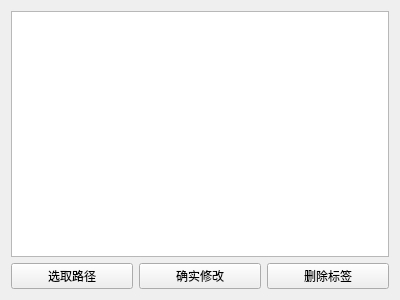
Old version of the form TagSchedule/ui/TagDetail.ui in the repository 3548848289/SmartDesk.
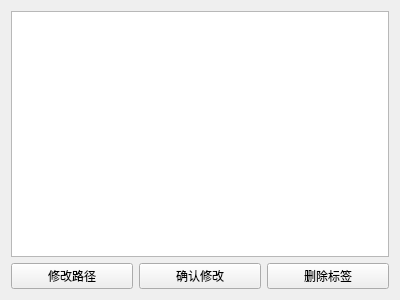
New version of the form. Icons and pictures are not drawn.

```diff
--- a/TagSchedule/ui/TagDetail.ui
+++ b/TagSchedule/ui/TagDetail.ui
@@ -20,14 +20,14 @@
    <item row="1" column="0">
     <widget class="QPushButton" name="choosePathBtn">
      <property name="text">
-      <string>选取路径</string>
+      <string>修改路径</string>
      </property>
     </widget>
    </item>
    <item row="1" column="1">
     <widget class="QPushButton" name="YesBtn">
      <property name="text">
-      <string>确实修改</string>
+      <string>确认修改</string>
      </property>
     </widget>
    </item>
```
Left out of the diff: 8 changed lines with no effect on the pictures.
